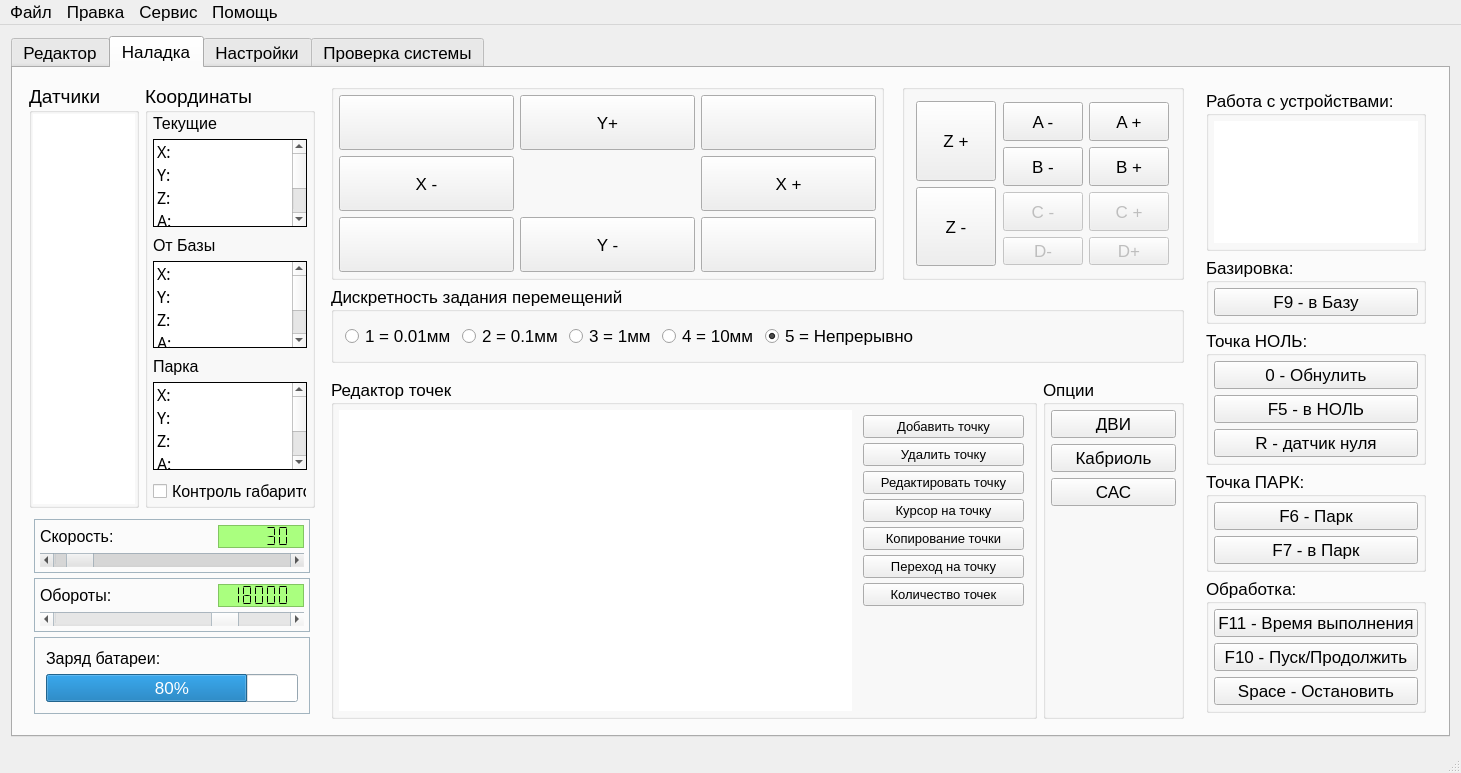
First picture: the form in KAMEditor/gui/mainwindow.ui, repository Xtail96/SML, before the edit.
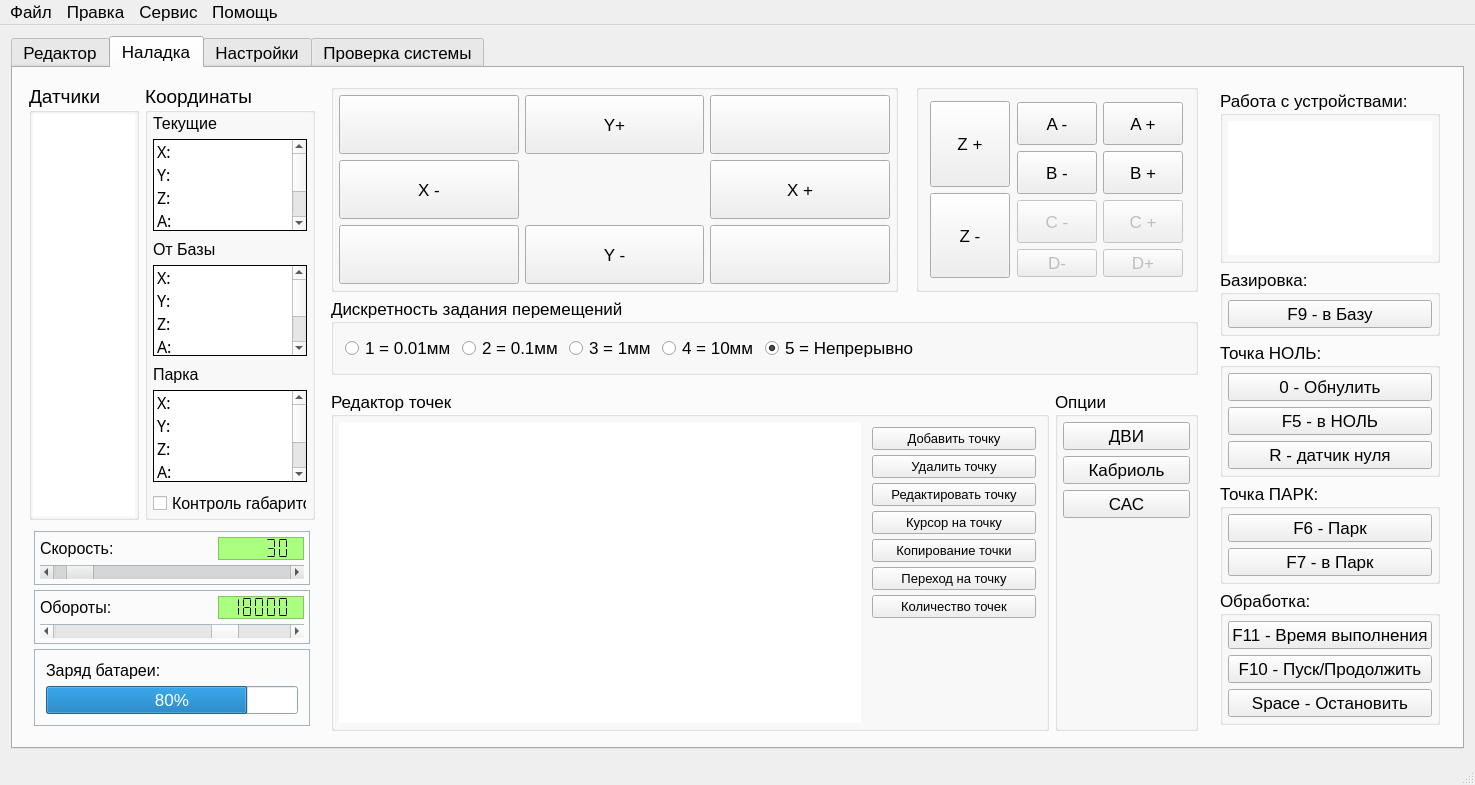
Second picture: the form after the edit. Icons and pictures are not drawn. Custom widgets are drawn as their Qt base class.

Commit message: Добавлено значение максимальной высоты для контейнеров кнопок осей

What changed in the file:
```diff
--- a/KAMEditor/gui/mainwindow.ui
+++ b/KAMEditor/gui/mainwindow.ui
@@ -9,8 +9,8 @@
    <rect>
     <x>0</x>
     <y>0</y>
-    <width>1461</width>
-    <height>773</height>
+    <width>1475</width>
+    <height>785</height>
    </rect>
   </property>
   <property name="palette">
@@ -1098,6 +1098,12 @@
                   <verstretch>1</verstretch>
                  </sizepolicy>
                 </property>
+                <property name="maximumSize">
+                 <size>
+                  <width>16777215</width>
+                  <height>350</height>
+                 </size>
+                </property>
                 <property name="title">
                  <string/>
                 </property>
@@ -1431,6 +1437,12 @@
                   <verstretch>0</verstretch>
                  </sizepolicy>
                 </property>
+                <property name="maximumSize">
+                 <size>
+                  <width>16777215</width>
+                  <height>350</height>
+                 </size>
+                </property>
                 <property name="title">
                  <string/>
                 </property>
@@ -4680,7 +4692,7 @@
     <rect>
      <x>0</x>
      <y>0</y>
-     <width>1461</width>
+     <width>1475</width>
      <height>22</height>
     </rect>
    </property>
```
